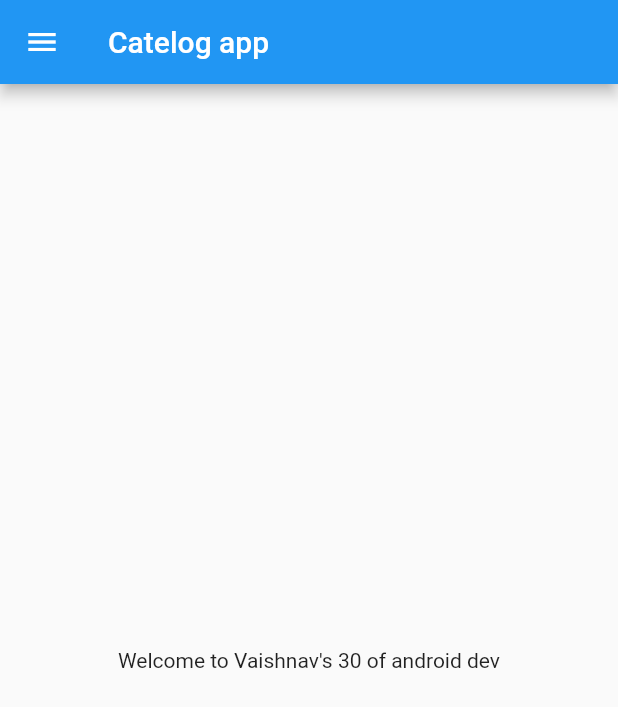
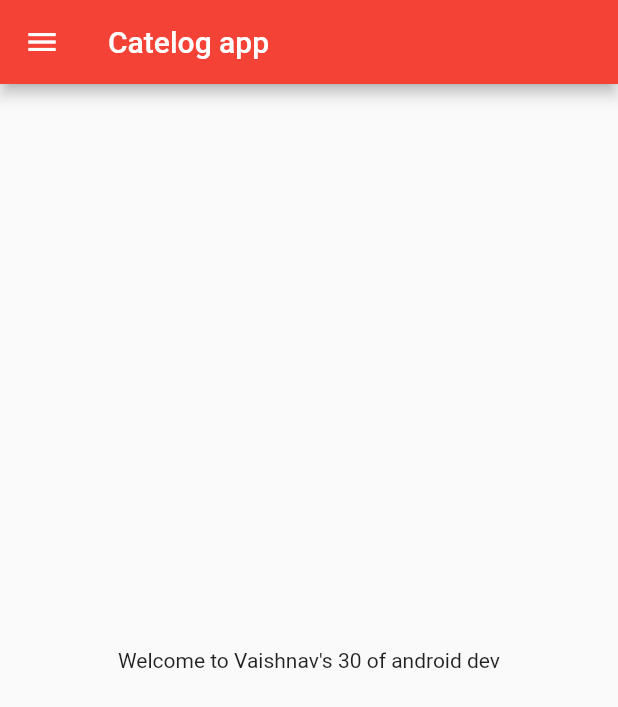
Before and after one commit to vaishnav-192/Android_development, a Flutter app: the screen it shows after launch, on a phone screen of 412 x 824 dp. Shown: the top 707 px of the screen. Run offline on Flutter 3.47's test engine with Material 2 defaults, Android fonts, the phone set to English and light mode, and no system bars; missing offline and left inert: dart:js.

Commit message:
day_3 completed

```diff
--- a/lib/main.dart
+++ b/lib/main.dart
@@ -1,7 +1,9 @@
-// ignore_for_file: prefer_const_constructors
+import 'dart:js';
 
 import 'package:flutter/material.dart';
-import 'package:flutter_application_1/homepage.dart';
+import 'package:flutter_application_1/Pages/homepage.dart';
+import 'package:flutter_application_1/Pages/login_page.dart';
+import 'package:flutter_application_1/Pages/welcome_page.dart';
 
 void main(List<String> args) {
   runApp(MyApp());
@@ -12,7 +14,6 @@ class MyApp extends StatelessWidget {
 
   @override
   Widget build(BuildContext context) {
-
     double pi = 3.14;
     bool male = true;
     num temperature = 35.5;
@@ -22,7 +23,16 @@ class MyApp extends StatelessWidget {
     const constant_val = 3.14;
 
     return MaterialApp(
-      home: homepage()
+      //home: homepage(),
+      themeMode: ThemeMode.light,
+      theme: ThemeData(primarySwatch: Colors.red),
+      darkTheme: ThemeData(brightness: Brightness.dark),
+      initialRoute: "/home",
+      routes: {
+        "/": (context) => welcome_page(),
+        "/home": (context) => homepage(),
+        "/login": (context) => login_page(),
+      },
     );
   }
 }
```
Also changed, not shown: lib/Pages/login_page.dart (added, +23 -0 lines), lib/Pages/welcome_page.dart (added, +14 -0 lines), lib/Pages/homepage.dart (renamed from lib/homepage.dart).
